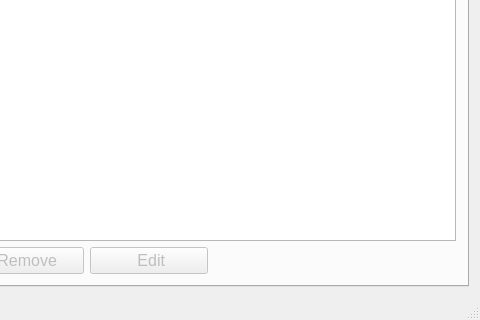
First picture: the form in mainwindow.ui, repository ManiSigt/Verklegt-nams, before the edit; both pictures show x 182 to 662 and y 173 to 493 of the 662 by 493 pixel window.
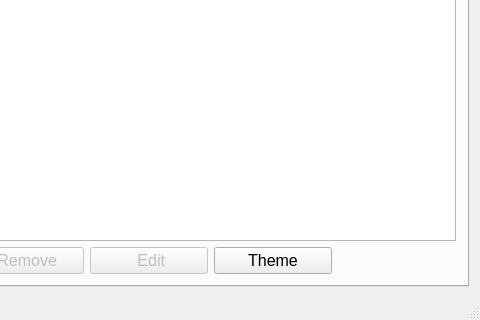
Second picture: the form after the edit. The open tabs and pages were chosen to show the change. Icons and pictures are not drawn.

Diff of the .ui file:
```diff
--- a/mainwindow.ui
+++ b/mainwindow.ui
@@ -135,6 +135,13 @@
         <item row="0" column="3" colspan="2">
          <widget class="QComboBox" name="dropdown_scientist"/>
         </item>
+        <item row="5" column="3">
+         <widget class="QPushButton" name="button_scientist_theme">
+          <property name="text">
+           <string>Theme</string>
+          </property>
+         </widget>
+        </item>
        </layout>
       </widget>
       <widget class="QWidget" name="tab_2">
```
Left out of the diff: 16 changed lines with no effect on the pictures.
